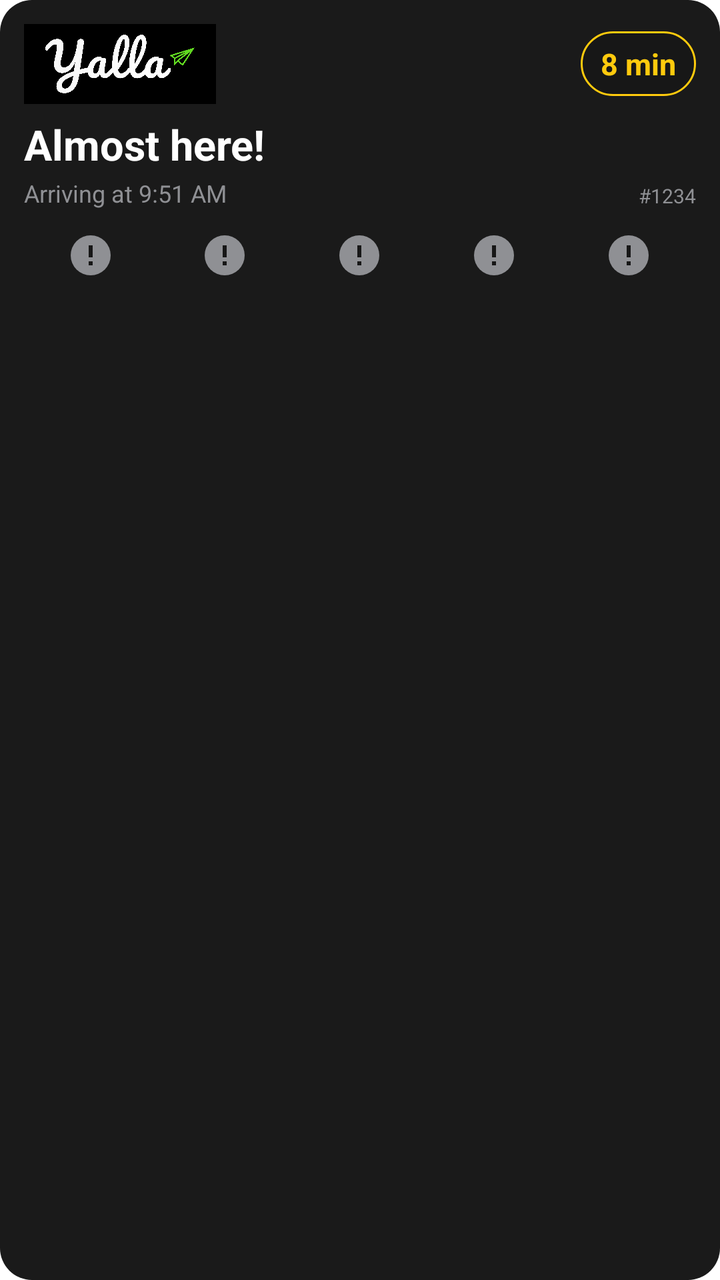
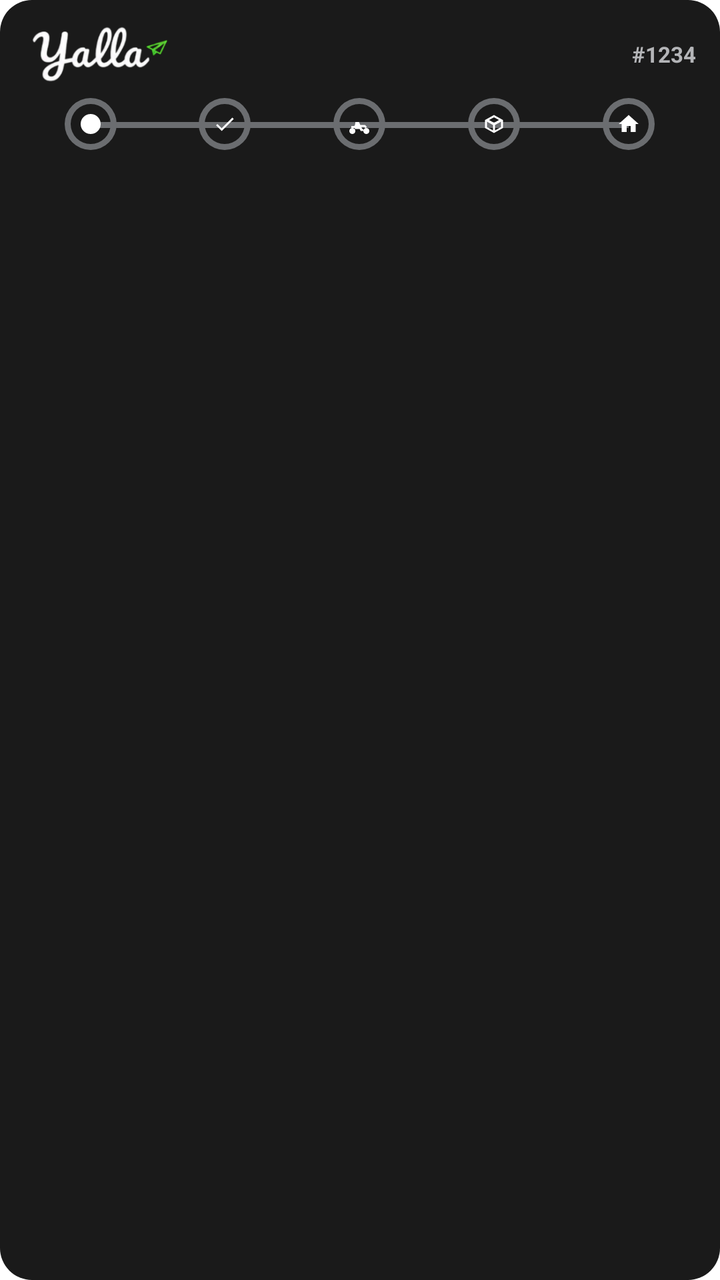

An Android layout rendered at two revisions. The XML below is the earlier revision; the diff shows what the commit changed to produce the second picture.
<!-- AndroidManifest.xml: fallback theme Theme.MaterialComponents.DayNight.NoActionBar -->
<!-- res/layout/notification_live_activity_big.xml -->
<?xml version="1.0" encoding="utf-8"?>
<LinearLayout xmlns:android="http://schemas.android.com/apk/res/android"
    android:id="@+id/expandedRoot" android:layout_width="match_parent" android:layout_height="wrap_content" android:background="@drawable/bg_notification" android:orientation="vertical" android:padding="12dp">
    <LinearLayout android:layout_width="match_parent" android:layout_height="40dp" android:gravity="center_vertical" android:orientation="horizontal">
        <ImageView android:layout_width="96dp" android:layout_height="40dp" android:contentDescription="Yalla" android:scaleType="centerCrop" android:src="@drawable/yalla_logo" />
        <Space android:layout_width="0dp" android:layout_height="1dp" android:layout_weight="1" />
        <TextView android:id="@+id/tvEtaBig" android:layout_width="wrap_content" android:layout_height="wrap_content" android:background="@drawable/bg_eta" android:paddingHorizontal="10dp" android:paddingVertical="6dp" android:text="8 min" android:textColor="#FFCA0D" android:textSize="15sp" android:textStyle="bold" />
    </LinearLayout>
    <LinearLayout android:layout_width="match_parent" android:layout_height="wrap_content" android:layout_marginTop="6dp" android:gravity="bottom" android:orientation="horizontal">
        <LinearLayout android:layout_width="0dp" android:layout_height="wrap_content" android:layout_weight="1" android:orientation="vertical">
            <TextView android:id="@+id/tvHeadlineBig" android:layout_width="match_parent" android:layout_height="wrap_content" android:ellipsize="end" android:maxLines="1" android:text="Almost here!" android:textColor="#FFFFFF" android:textSize="21sp" android:textStyle="bold" />
            <TextView android:id="@+id/tvArrivalBig" android:layout_width="match_parent" android:layout_height="wrap_content" android:layout_marginTop="2dp" android:text="Arriving at 9:51 AM" android:textColor="#8F9094" android:textSize="12sp" />
        </LinearLayout>
        <TextView android:id="@+id/tvOrderIdBig" android:layout_width="wrap_content" android:layout_height="wrap_content" android:text="#1234" android:textColor="#8F9094" android:textSize="10sp" />
    </LinearLayout>
    <LinearLayout android:layout_width="match_parent" android:layout_height="wrap_content" android:layout_marginTop="12dp" android:baselineAligned="false" android:orientation="horizontal">
        <LinearLayout android:layout_width="0dp" android:layout_height="wrap_content" android:layout_weight="1" android:gravity="center" android:orientation="vertical"><ImageView android:id="@+id/stagePendingDot" android:layout_width="22dp" android:layout_height="22dp" android:src="@drawable/stage_dot"/><TextView android:id="@+id/stagePendingLabel" style="@style/YallaStageLabel" /></LinearLayout>
        <LinearLayout android:layout_width="0dp" android:layout_height="wrap_content" android:layout_weight="1" android:gravity="center" android:orientation="vertical"><ImageView android:id="@+id/stageAcceptedDot" android:layout_width="22dp" android:layout_height="22dp" android:src="@drawable/stage_dot"/><TextView android:id="@+id/stageAcceptedLabel" style="@style/YallaStageLabel" /></LinearLayout>
        <LinearLayout android:layout_width="0dp" android:layout_height="wrap_content" android:layout_weight="1" android:gravity="center" android:orientation="vertical"><ImageView android:id="@+id/stageAssignedDot" android:layout_width="22dp" android:layout_height="22dp" android:src="@drawable/stage_dot"/><TextView android:id="@+id/stageAssignedLabel" style="@style/YallaStageLabel" /></LinearLayout>
        <LinearLayout android:layout_width="0dp" android:layout_height="wrap_content" android:layout_weight="1" android:gravity="center" android:orientation="vertical"><ImageView android:id="@+id/stagePickedDot" android:layout_width="22dp" android:layout_height="22dp" android:src="@drawable/stage_dot"/><TextView android:id="@+id/stagePickedLabel" style="@style/YallaStageLabel" /></LinearLayout>
        <LinearLayout android:layout_width="0dp" android:layout_height="wrap_content" android:layout_weight="1" android:gravity="center" android:orientation="vertical"><ImageView android:id="@+id/stageDeliveredDot" android:layout_width="22dp" android:layout_height="22dp" android:src="@drawable/stage_dot"/><TextView android:id="@+id/stageDeliveredLabel" style="@style/YallaStageLabel" /></LinearLayout>
    </LinearLayout>
    <LinearLayout android:id="@+id/riderPanel" android:layout_width="match_parent" android:layout_height="58dp" android:layout_marginTop="10dp" android:background="@drawable/bg_rider_panel" android:gravity="center_vertical" android:orientation="horizontal" android:padding="6dp" android:visibility="gone">
        <ImageView android:layout_width="46dp" android:layout_height="46dp" android:contentDescription="Rider" android:scaleType="centerCrop" android:src="@drawable/yalla_rider" />
        <LinearLayout android:layout_width="0dp" android:layout_height="wrap_content" android:layout_weight="1" android:orientation="vertical" android:paddingStart="8dp"><TextView android:id="@+id/tvRiderName" android:layout_width="match_parent" android:layout_height="wrap_content" android:ellipsize="end" android:maxLines="1" android:textColor="#FFFFFF" android:textSize="14sp" android:textStyle="bold" /><TextView android:id="@+id/tvRiderSubtitle" android:layout_width="match_parent" android:layout_height="wrap_content" android:textColor="#8F9094" android:textSize="11sp" /></LinearLayout>
        <ImageView android:id="@+id/btnChat" android:layout_width="38dp" android:layout_height="38dp" android:background="@drawable/bg_action" android:contentDescription="Chat" android:padding="10dp" android:src="@drawable/ic_chat" />
        <ImageView android:id="@+id/btnCall" android:layout_width="38dp" android:layout_height="38dp" android:layout_marginStart="6dp" android:background="@drawable/bg_action" android:contentDescription="Call" android:padding="10dp" android:src="@drawable/ic_phone" />
    </LinearLayout>
</LinearLayout>
<!-- resources referenced by this layout -->
<resources>
  <!-- drawable bg_action (drawable) -->
  <shape xmlns:android="http://schemas.android.com/apk/res/android" android:shape="oval"><solid android:color="#202020" /><stroke android:width="1dp" android:color="#535458" /></shape>
  <!-- drawable bg_eta (drawable) -->
  <shape xmlns:android="http://schemas.android.com/apk/res/android" android:shape="rectangle"><solid android:color="#171717" /><stroke android:width="1dp" android:color="#FFCA0D" /><corners android:radius="18dp" /></shape>
  <!-- drawable bg_rider_panel (drawable) -->
  <shape xmlns:android="http://schemas.android.com/apk/res/android" android:shape="rectangle"><solid android:color="#171717" /><corners android:radius="14dp" /></shape>
  <!-- drawable stage_dot (drawable) -->
  <vector xmlns:android="http://schemas.android.com/apk/res/android" android:width="22dp" android:height="22dp" android:viewportWidth="22" android:viewportHeight="22"><path android:fillColor="#8F9094" android:pathData="M11,1A10,10 0,1 0,11 21A10,10 0,1 0,11 1" /><path android:fillColor="#171717" android:pathData="M10,6h2v6h-2zM10,14h2v2h-2z" /></vector>
  <!-- drawable yalla_logo: png bitmap (drawable, 76092 bytes) -->
  <!-- drawable yalla_rider: png bitmap (drawable, 963957 bytes) -->
  <!-- unchanged entries left out for length: 4 -->
</resources>

<!-- the commit's change to res/layout/notification_live_activity_big.xml (unified diff, before → after) -->
@@ -1,29 +1,205 @@
 <?xml version="1.0" encoding="utf-8"?>
 <LinearLayout xmlns:android="http://schemas.android.com/apk/res/android"
-    android:id="@+id/expandedRoot" android:layout_width="match_parent" android:layout_height="wrap_content" android:background="@drawable/bg_notification" android:orientation="vertical" android:padding="12dp">
-    <LinearLayout android:layout_width="match_parent" android:layout_height="40dp" android:gravity="center_vertical" android:orientation="horizontal">
-        <ImageView android:layout_width="96dp" android:layout_height="40dp" android:contentDescription="Yalla" android:scaleType="centerCrop" android:src="@drawable/yalla_logo" />
-        <Space android:layout_width="0dp" android:layout_height="1dp" android:layout_weight="1" />
-        <TextView android:id="@+id/tvEtaBig" android:layout_width="wrap_content" android:layout_height="wrap_content" android:background="@drawable/bg_eta" android:paddingHorizontal="10dp" android:paddingVertical="6dp" android:text="8 min" android:textColor="#FFCA0D" android:textSize="15sp" android:textStyle="bold" />
+    android:id="@+id/expandedRoot"
+    android:layout_width="match_parent"
+    android:layout_height="wrap_content"
+    android:background="@drawable/bg_notification"
+    android:orientation="vertical"
+    android:paddingHorizontal="12dp"
+    android:paddingTop="10dp"
+    android:paddingBottom="12dp">
+
+    <LinearLayout
+        android:layout_width="match_parent"
+        android:layout_height="34dp"
+        android:gravity="center_vertical"
+        android:orientation="horizontal">
+
+        <ImageView
+            android:layout_width="76dp"
+            android:layout_height="30dp"
+            android:contentDescription="Yalla"
+            android:scaleType="fitStart"
+            android:src="@drawable/yalla_logo" />
+
+        <TextView
+            android:id="@+id/tvStatusBig"
+            android:layout_width="0dp"
+            android:layout_height="wrap_content"
+            android:layout_weight="1"
+            android:ellipsize="end"
+            android:maxLines="1"
+            android:paddingStart="9dp"
+            android:textColor="#B4B5B8"
+            android:textSize="10sp"
+            android:textStyle="bold" />
+
+        <TextView
+            android:id="@+id/tvOrderIdBig"
+            android:layout_width="wrap_content"
+            android:layout_height="wrap_content"
+            android:ellipsize="end"
+            android:maxLines="1"
+            android:text="#1234"
+            android:textColor="#B4B5B8"
+            android:textSize="11sp"
+            android:textStyle="bold" />
+
+        <LinearLayout
+            android:id="@+id/etaGroupBig"
+            android:layout_width="wrap_content"
+            android:layout_height="32dp"
+            android:gravity="center_vertical"
+            android:orientation="horizontal"
+            android:visibility="gone">
+
+            <TextView
+                android:id="@+id/tvEtaBig"
+                android:layout_width="wrap_content"
+                android:layout_height="wrap_content"
+                android:gravity="center"
+                android:text="8 min"
+                android:textColor="#FFFFFF"
+                android:textSize="12sp"
+                android:textStyle="bold" />
+
+            <ImageView
+                android:id="@+id/etaRingBig"
+                android:layout_width="28dp"
+                android:layout_height="28dp"
+                android:layout_marginStart="6dp"
+                android:contentDescription="Delivery progress" />
+        </LinearLayout>
     </LinearLayout>
-    <LinearLayout android:layout_width="match_parent" android:layout_height="wrap_content" android:layout_marginTop="6dp" android:gravity="bottom" android:orientation="horizontal">
-        <LinearLayout android:layout_width="0dp" android:layout_height="wrap_content" android:layout_weight="1" android:orientation="vertical">
-            <TextView android:id="@+id/tvHeadlineBig" android:layout_width="match_parent" android:layout_height="wrap_content" android:ellipsize="end" android:maxLines="1" android:text="Almost here!" android:textColor="#FFFFFF" android:textSize="21sp" android:textStyle="bold" />
-            <TextView android:id="@+id/tvArrivalBig" android:layout_width="match_parent" android:layout_height="wrap_content" android:layout_marginTop="2dp" android:text="Arriving at 9:51 AM" android:textColor="#8F9094" android:textSize="12sp" />
-        </LinearLayout>
-        <TextView android:id="@+id/tvOrderIdBig" android:layout_width="wrap_content" android:layout_height="wrap_content" android:text="#1234" android:textColor="#8F9094" android:textSize="10sp" />
-    </LinearLayout>
-    <LinearLayout android:layout_width="match_parent" android:layout_height="wrap_content" android:layout_marginTop="12dp" android:baselineAligned="false" android:orientation="horizontal">
-        <LinearLayout android:layout_width="0dp" android:layout_height="wrap_content" android:layout_weight="1" android:gravity="center" android:orientation="vertical"><ImageView android:id="@+id/stagePendingDot" android:layout_width="22dp" android:layout_height="22dp" android:src="@drawable/stage_dot"/><TextView android:id="@+id/stagePendingLabel" style="@style/YallaStageLabel" /></LinearLayout>
-        <LinearLayout android:layout_width="0dp" android:layout_height="wrap_content" android:layout_weight="1" android:gravity="center" android:orientation="vertical"><ImageView android:id="@+id/stageAcceptedDot" android:layout_width="22dp" android:layout_height="22dp" android:src="@drawable/stage_dot"/><TextView android:id="@+id/stageAcceptedLabel" style="@style/YallaStageLabel" /></LinearLayout>
-        <LinearLayout android:layout_width="0dp" android:layout_height="wrap_content" android:layout_weight="1" android:gravity="center" android:orientation="vertical"><ImageView android:id="@+id/stageAssignedDot" android:layout_width="22dp" android:layout_height="22dp" android:src="@drawable/stage_dot"/><TextView android:id="@+id/stageAssignedLabel" style="@style/YallaStageLabel" /></LinearLayout>
-        <LinearLayout android:layout_width="0dp" android:layout_height="wrap_content" android:layout_weight="1" android:gravity="center" android:orientation="vertical"><ImageView android:id="@+id/stagePickedDot" android:layout_width="22dp" android:layout_height="22dp" android:src="@drawable/stage_dot"/><TextView android:id="@+id/stagePickedLabel" style="@style/YallaStageLabel" /></LinearLayout>
-        <LinearLayout android:layout_width="0dp" android:layout_height="wrap_content" android:layout_weight="1" android:gravity="center" android:orientation="vertical"><ImageView android:id="@+id/stageDeliveredDot" android:layout_width="22dp" android:layout_height="22dp" android:src="@drawable/stage_dot"/><TextView android:id="@+id/stageDeliveredLabel" style="@style/YallaStageLabel" /></LinearLayout>
-    </LinearLayout>
-    <LinearLayout android:id="@+id/riderPanel" android:layout_width="match_parent" android:layout_height="58dp" android:layout_marginTop="10dp" android:background="@drawable/bg_rider_panel" android:gravity="center_vertical" android:orientation="horizontal" android:padding="6dp" android:visibility="gone">
-        <ImageView android:layout_width="46dp" android:layout_height="46dp" android:contentDescription="Rider" android:scaleType="centerCrop" android:src="@drawable/yalla_rider" />
-        <LinearLayout android:layout_width="0dp" android:layout_height="wrap_content" android:layout_weight="1" android:orientation="vertical" android:paddingStart="8dp"><TextView android:id="@+id/tvRiderName" android:layout_width="match_parent" android:layout_height="wrap_content" android:ellipsize="end" android:maxLines="1" android:textColor="#FFFFFF" android:textSize="14sp" android:textStyle="bold" /><TextView android:id="@+id/tvRiderSubtitle" android:layout_width="match_parent" android:layout_height="wrap_content" android:textColor="#8F9094" android:textSize="11sp" /></LinearLayout>
-        <ImageView android:id="@+id/btnChat" android:layout_width="38dp" android:layout_height="38dp" android:background="@drawable/bg_action" android:contentDescription="Chat" android:padding="10dp" android:src="@drawable/ic_chat" />
-        <ImageView android:id="@+id/btnCall" android:layout_width="38dp" android:layout_height="38dp" android:layout_marginStart="6dp" android:background="@drawable/bg_action" android:contentDescription="Call" android:padding="10dp" android:src="@drawable/ic_phone" />
+
+    <FrameLayout
+        android:layout_width="match_parent"
+        android:layout_height="48dp"
+        android:layout_marginTop="5dp">
+
+        <LinearLayout
+            android:layout_width="match_parent"
+            android:layout_height="3dp"
+            android:layout_gravity="top"
+            android:layout_marginTop="12dp"
+            android:orientation="horizontal">
+
+            <Space android:layout_width="0dp" android:layout_height="1dp" android:layout_weight="0.5" />
+            <TextView android:id="@+id/stageRail1" android:layout_width="0dp" android:layout_height="3dp" android:layout_weight="1" android:background="#6B6D70" />
+            <TextView android:id="@+id/stageRail2" android:layout_width="0dp" android:layout_height="3dp" android:layout_weight="1" android:background="#6B6D70" />
+            <TextView android:id="@+id/stageRail3" android:layout_width="0dp" android:layout_height="3dp" android:layout_weight="1" android:background="#6B6D70" />
+            <TextView android:id="@+id/stageRail4" android:layout_width="0dp" android:layout_height="3dp" android:layout_weight="1" android:background="#6B6D70" />
+            <Space android:layout_width="0dp" android:layout_height="1dp" android:layout_weight="0.5" />
+        </LinearLayout>
+
+        <LinearLayout
+            android:layout_width="match_parent"
+            android:layout_height="48dp"
+            android:baselineAligned="false"
+            android:orientation="horizontal">
+
+            <LinearLayout style="@style/YallaStage" >
+                <FrameLayout style="@style/YallaStageCircleFrame">
+                    <ImageView android:id="@+id/stagePendingDot" style="@style/YallaStageDot" />
+                    <ImageView android:id="@+id/stagePendingIcon" style="@style/YallaStageIcon" android:src="@drawable/ic_stage_pending" />
+                </FrameLayout>
+                <TextView android:id="@+id/stagePendingLabel" style="@style/YallaStageLabel" />
+            </LinearLayout>
+            <LinearLayout style="@style/YallaStage" >
+                <FrameLayout style="@style/YallaStageCircleFrame">
+                    <ImageView android:id="@+id/stageAcceptedDot" style="@style/YallaStageDot" />
+                    <ImageView android:id="@+id/stageAcceptedIcon" style="@style/YallaStageIcon" android:src="@drawable/ic_stage_accepted" />
+                </FrameLayout>
+                <TextView android:id="@+id/stageAcceptedLabel" style="@style/YallaStageLabel" />
+            </LinearLayout>
+            <LinearLayout style="@style/YallaStage" >
+                <FrameLayout style="@style/YallaStageCircleFrame">
+                    <ImageView android:id="@+id/stageAssignedDot" style="@style/YallaStageDot" />
+                    <ImageView android:id="@+id/stageAssignedIcon" style="@style/YallaStageIcon" android:src="@drawable/ic_stage_assigned" />
+                </FrameLayout>
+                <TextView android:id="@+id/stageAssignedLabel" style="@style/YallaStageLabel" />
+            </LinearLayout>
+            <LinearLayout style="@style/YallaStage" >
+                <FrameLayout style="@style/YallaStageCircleFrame">
+                    <ImageView android:id="@+id/stagePickedDot" style="@style/YallaStageDot" />
+                    <ImageView android:id="@+id/stagePickedIcon" style="@style/YallaStageIcon" android:src="@drawable/ic_stage_picked" />
+                </FrameLayout>
+                <TextView android:id="@+id/stagePickedLabel" style="@style/YallaStageLabel" />
+            </LinearLayout>
+            <LinearLayout style="@style/YallaStage" >
+                <FrameLayout style="@style/YallaStageCircleFrame">
+                    <ImageView android:id="@+id/stageDeliveredDot" style="@style/YallaStageDot" />
+                    <ImageView android:id="@+id/stageDeliveredIcon" style="@style/YallaStageIcon" android:src="@drawable/ic_stage_delivered" />
+                </FrameLayout>
+                <TextView android:id="@+id/stageDeliveredLabel" style="@style/YallaStageLabel" />
+            </LinearLayout>
+        </LinearLayout>
+    </FrameLayout>
+
+    <LinearLayout
+        android:id="@+id/riderPanel"
+        android:layout_width="match_parent"
+        android:layout_height="58dp"
+        android:layout_marginTop="8dp"
+        android:background="@drawable/bg_rider_panel"
+        android:gravity="bottom"
+        android:orientation="horizontal"
+        android:paddingHorizontal="7dp"
+        android:visibility="gone">
+
+        <ImageView
+            android:layout_width="50dp"
+            android:layout_height="55dp"
+            android:contentDescription="Rider"
+            android:scaleType="fitCenter"
+            android:src="@drawable/yalla_rider" />
+
+        <LinearLayout
+            android:layout_width="0dp"
+            android:layout_height="match_parent"
+            android:layout_weight="1"
+            android:gravity="center_vertical"
+            android:orientation="vertical"
+            android:paddingStart="8dp">
+
+            <TextView
+                android:id="@+id/tvRiderName"
+                android:layout_width="match_parent"
+                android:layout_height="wrap_content"
+                android:ellipsize="end"
+                android:maxLines="1"
+                android:textColor="#FFFFFF"
+                android:textSize="13sp"
+                android:textStyle="bold" />
+
+            <TextView
+                android:id="@+id/tvRiderSubtitle"
+                android:layout_width="match_parent"
+                android:layout_height="wrap_content"
+                android:layout_marginTop="1dp"
+                android:textColor="#8F9094"
+                android:textSize="10sp" />
+        </LinearLayout>
+
+        <ImageView
+            android:id="@+id/btnChat"
+            android:layout_width="36dp"
+            android:layout_height="36dp"
+            android:layout_gravity="center_vertical"
+            android:background="@drawable/bg_action"
+            android:contentDescription="Chat"
+            android:padding="10dp"
+            android:src="@drawable/ic_chat" />
+
+        <ImageView
+            android:id="@+id/btnCall"
+            android:layout_width="36dp"
+            android:layout_height="36dp"
+            android:layout_gravity="center_vertical"
+            android:layout_marginStart="6dp"
+            android:background="@drawable/bg_action"
+            android:contentDescription="Call"
+            android:padding="10dp"
+            android:src="@drawable/ic_phone" />
     </LinearLayout>
 </LinearLayout>
<!-- resource entries referenced after the edit -->
@@ -2,14 +2,55 @@
 <resources>
   <!-- drawable bg_action (drawable) -->
   <shape xmlns:android="http://schemas.android.com/apk/res/android" android:shape="oval"><solid android:color="#202020" /><stroke android:width="1dp" android:color="#535458" /></shape>
-  <!-- drawable bg_eta (drawable) -->
-  <shape xmlns:android="http://schemas.android.com/apk/res/android" android:shape="rectangle"><solid android:color="#171717" /><stroke android:width="1dp" android:color="#FFCA0D" /><corners android:radius="18dp" /></shape>
   <!-- drawable bg_rider_panel (drawable) -->
   <shape xmlns:android="http://schemas.android.com/apk/res/android" android:shape="rectangle"><solid android:color="#171717" /><corners android:radius="14dp" /></shape>
-  <!-- drawable stage_dot (drawable) -->
-  <vector xmlns:android="http://schemas.android.com/apk/res/android" android:width="22dp" android:height="22dp" android:viewportWidth="22" android:viewportHeight="22"><path android:fillColor="#8F9094" android:pathData="M11,1A10,10 0,1 0,11 21A10,10 0,1 0,11 1" /><path android:fillColor="#171717" android:pathData="M10,6h2v6h-2zM10,14h2v2h-2z" /></vector>
-  <!-- drawable yalla_logo: png bitmap (drawable, 76092 bytes) -->
-  <!-- drawable yalla_rider: png bitmap (drawable, 963957 bytes) -->
+  <!-- drawable ic_stage_accepted (drawable) -->
+  <vector xmlns:android="http://schemas.android.com/apk/res/android" android:width="14dp" android:height="14dp" android:viewportWidth="24" android:viewportHeight="24">
+      <path android:fillColor="#FFFFFF" android:pathData="M9,16.2l-4.2,-4.2l-1.4,1.4L9,19L21,7l-1.4,-1.4z" />
+  </vector>
+  <!-- drawable ic_stage_assigned (drawable) -->
+  <vector xmlns:android="http://schemas.android.com/apk/res/android" android:width="14dp" android:height="14dp" android:viewportWidth="24" android:viewportHeight="24">
+      <path android:fillColor="#FFFFFF" android:pathData="M5,16a3,3 0,1 0,0 6a3,3 0,1 0,0 -6M19,16a3,3 0,1 0,0 6a3,3 0,1 0,0 -6M7.5,17h7.1l-2.8,-6H8.5L7,14H4v2h4.2l1.3,-3h1l2.8,6H16v-2h-1.1l-0.9,-2h3l1,1.2l1.6,-1.2l-1.8,-2H13l-1.4,-3H8z" />
+  </vector>
+  <!-- drawable ic_stage_delivered (drawable) -->
+  <vector xmlns:android="http://schemas.android.com/apk/res/android" android:width="14dp" android:height="14dp" android:viewportWidth="24" android:viewportHeight="24">
+      <path android:fillColor="#FFFFFF" android:pathData="M12,3L2,12h3v8h5v-6h4v6h5v-8h3z" />
+  </vector>
+  <!-- drawable ic_stage_pending (drawable) -->
+  <vector xmlns:android="http://schemas.android.com/apk/res/android" android:width="14dp" android:height="14dp" android:viewportWidth="24" android:viewportHeight="24">
+      <path android:fillColor="#FFFFFF" android:pathData="M12,2a10,10 0,1 0,0 20a10,10 0,1 0,0 -20M13,7h-2v6l5.2,3.1l1,-1.7l-4.2,-2.5z" />
+  </vector>
+  <!-- drawable ic_stage_picked (drawable) -->
+  <vector xmlns:android="http://schemas.android.com/apk/res/android" android:width="14dp" android:height="14dp" android:viewportWidth="24" android:viewportHeight="24">
+      <path android:fillColor="#FFFFFF" android:pathData="M21,8l-9,-5l-9,5v8l9,5l9,-5zM12,5.3L17,8l-5,2.8L7,8zM5,9.7l6,3.3v5.4l-6,-3.3zM13,18.4V13l6,-3.3v5.4z" />
+  </vector>
+  <!-- drawable yalla_logo: png bitmap (drawable, 29496 bytes) -->
+  <!-- drawable yalla_rider: png bitmap (drawable, 47051 bytes) -->
+  <style name="YallaStage">
+          <item name="android:layout_width">0dp</item>
+          <item name="android:layout_height">48dp</item>
+          <item name="android:layout_weight">1</item>
+          <item name="android:gravity">center_horizontal</item>
+          <item name="android:orientation">vertical</item>
+      </style>
+  <style name="YallaStageCircleFrame">
+          <item name="android:layout_width">26dp</item>
+          <item name="android:layout_height">26dp</item>
+      </style>
+  <style name="YallaStageDot">
+          <item name="android:layout_width">26dp</item>
+          <item name="android:layout_height">26dp</item>
+          <item name="android:src">@drawable/stage_circle_outline</item>
+      </style>
+  <style name="YallaStageIcon">
+          <item name="android:layout_width">26dp</item>
+          <item name="android:layout_height">26dp</item>
+          <item name="android:padding">7dp</item>
+      </style>
+  <!-- drawable stage_circle_outline (drawable) -->
+  <vector xmlns:android="http://schemas.android.com/apk/res/android" android:width="26dp" android:height="26dp" android:viewportWidth="26" android:viewportHeight="26">
+      <path android:fillColor="#6B6D70" android:fillType="evenOdd" android:pathData="M13,0A13,13 0,1 0,13 26A13,13 0,1 0,13 0M13,3A10,10 0,1 1,13 23A10,10 0,1 1,13 3" />
+  </vector>
   <!-- unchanged entries left out for length: 4 -->
 </resources>
 
